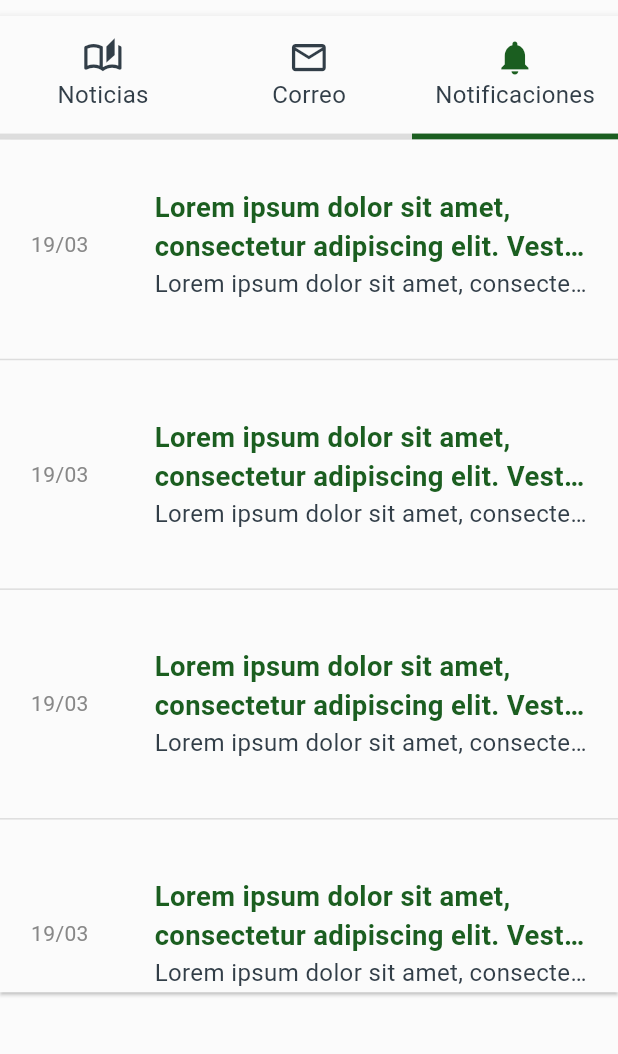
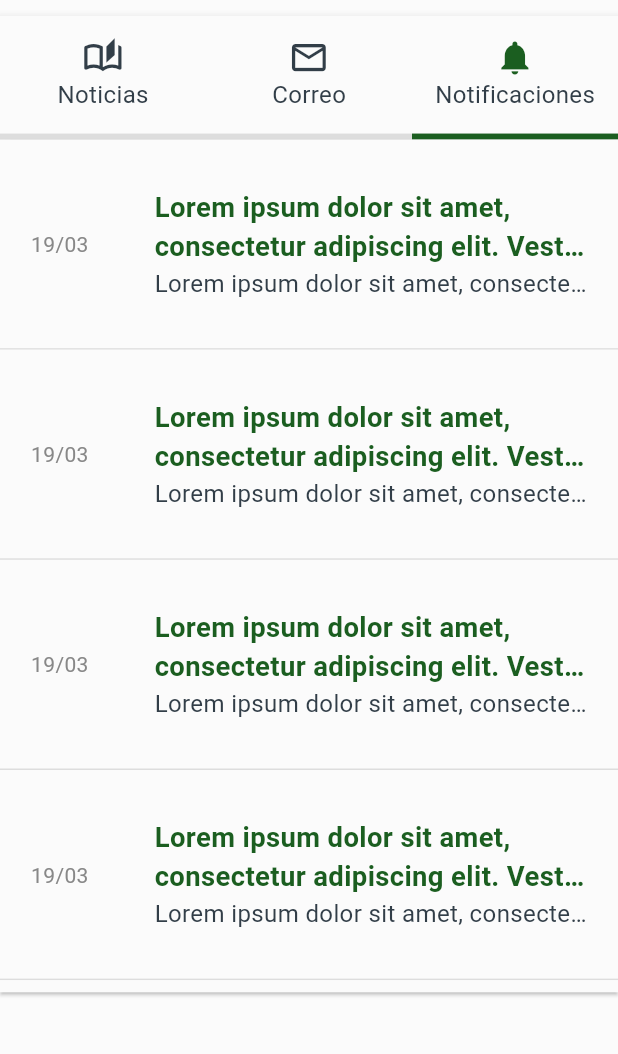
Before and after one commit to Javicoviran/AppSocioTest, a Flutter app: the MailBox screen opened directly, after a tap on "Correo", after a tap on "Notificaciones", on a phone screen of 412 x 824 dp, the part 120-1174 px from its top. Run offline on Flutter 3.47's test engine with Material 3 defaults, Android fonts, the phone set to English and light mode, and no system bars; our stand-ins replace barcode_widget, cached_network_image, flutter_riverpod, google_fonts, shimmer, webview_flutter; missing offline and left inert: qr_code_scanner, webview_flutter_android, webview_flutter_wkwebview; network calls fail.

Commit message:
styles: delete divider height

```diff
--- a/lib/features/mailbox/widgets/tabs_content/notifications.dart
+++ b/lib/features/mailbox/widgets/tabs_content/notifications.dart
@@ -62,7 +62,7 @@ class Notifications extends StatelessWidget {
       child: ListView.separated(
         itemCount: newsList.length,
         scrollDirection: Axis.vertical,
-        separatorBuilder: (_, __) => Divider(height: hJM(2), color: CommonTheme.dividerColor),
+        separatorBuilder: (_, __) => Divider(height: hJM(0), color: CommonTheme.dividerColor),
         itemBuilder: (BuildContext context, int index) {
           return Material(
             child: newsList.elementAt(index),
```
